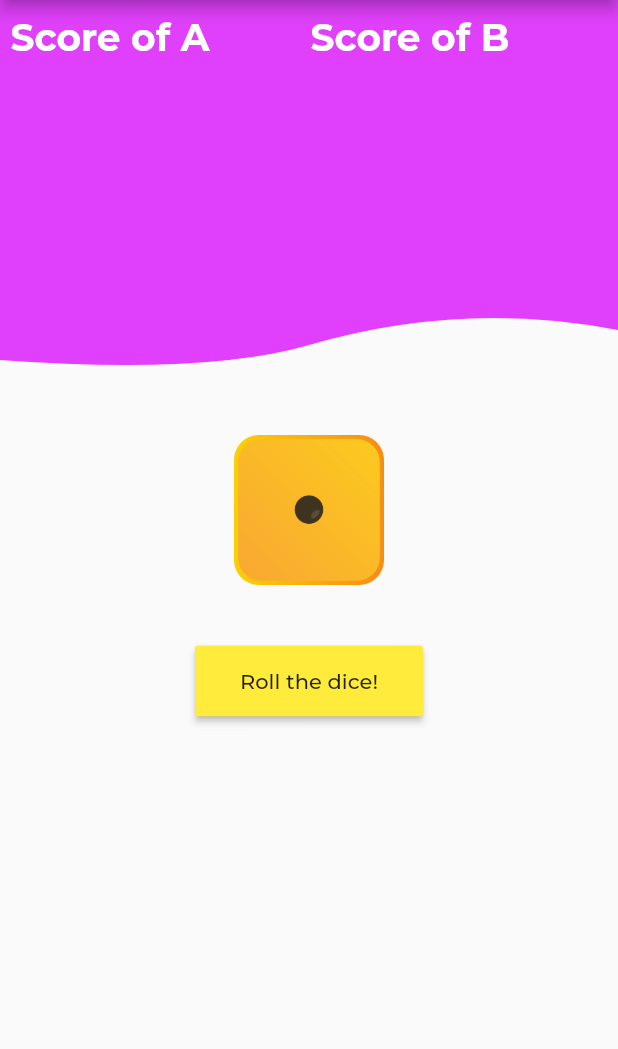
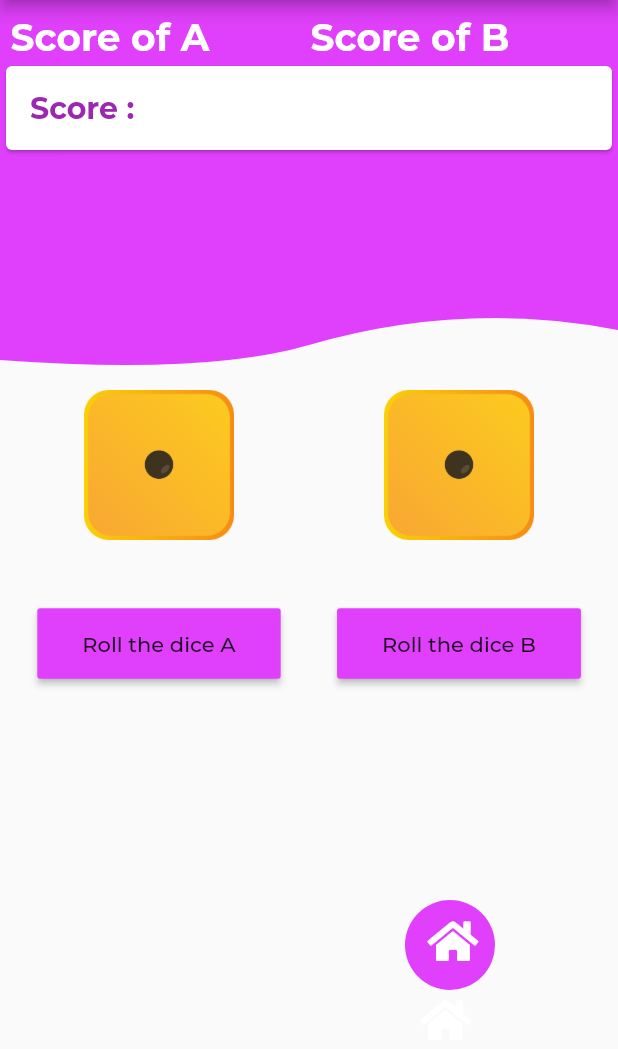
Before and after one commit to hasham827/secondsessional, a Flutter app: the HomePage3 screen opened directly, on a phone screen of 412 x 824 dp, the part 84-1133 px from its top. Run offline on Flutter 3.47's test engine with Material 2 defaults, Android fonts, the phone set to English and light mode, and no system bars; our stand-ins replace flutter_custom_clippers, font_awesome_flutter; project files that could hold a hidden picture were left out.

Commit message:
adding score card

```diff
--- a/lib/simple.dart
+++ b/lib/simple.dart
@@ -85,6 +85,22 @@ class _HomePageState extends State<HomePage3> {
             child: Text(
                 " Score of A ",style: TextStyle(fontSize:25, color: Colors.white, fontWeight:FontWeight.bold)
             ),
+
+          ),
+          Container(
+            margin: EdgeInsets.only(top: 40.0),
+            child: Column(
+              children:[
+                Card(
+                  child: ListTile(
+                    //contentPadding: const EdgeInsets.all(16.0),
+                    title: Text("Score :" ,style: TextStyle(fontSize:20, color: Colors.purple, fontWeight:FontWeight.bold)),
+                  ),
+                ),
+
+              ],
+
+            )
           ),
           Container(
             margin: EdgeInsets.only(left: 200,top: 10.0),
@@ -93,30 +109,147 @@ class _HomePageState extends State<HomePage3> {
             ),
           ),
           Container(
-        child: Center(
             child: Column(
+
+
+    )
+
+          ),
+          Container(
+            margin: EdgeInsets.only(left: 270.0,top: 600),
+            decoration: BoxDecoration(
+                color: Colors.purpleAccent,
+                shape: BoxShape.circle
+            ),
+            height: 60,
+            width: 60.0,
+            padding: EdgeInsets.all(5.0),
+            child: FlatButton(
+              onPressed: () => {
+                Navigator.of(context).pushReplacement(MaterialPageRoute(
+                  builder: (context) => HomePage(),
+                )
+                ),
+              },
+              padding: EdgeInsets.all(5.0),
+              child: Column( // Replace with a Row for horizontal icon + text
                 mainAxisAlignment: MainAxisAlignment.center,
                 children: <Widget>[
 
+                  Icon(FontAwesomeIcons.home,color: Colors.white,size: 30,),
+
+                  SizedBox(height: 5,),
+
+
+                ],
+              ),
+            ),
+
+          ),
+      Container(
+            margin: EdgeInsets.only(right:200,top: 260),
+
+            child: Center(
+
+              child: Column(
+                //mainAxisAlignment: MainAxisAlignment.center,
+                children: <Widget>[
+                  Column( // Replace with a Row for horizontal icon + text
+                    mainAxisAlignment: MainAxisAlignment.center,
+                    children: <Widget>[
                       Image(
                         image: diceimage,
                         width: 100.0,
                         height: 100.0,
                       ),
+
+                      SizedBox(height: 5,),
                       Container(
                         margin: EdgeInsets.only(top: 40.0),
                         child: RaisedButton(
-                  color: Colors.yellow,
+                          color: Colors.purpleAccent,
                           padding: EdgeInsets.fromLTRB(30.0, 15.0, 30.0, 15.0),
                           child: Text(
-                    'Roll the dice!',
+                            'Roll the dice A',
                           ),
                           onPressed: rollDice,
                         ),
+                      ),
+                    ],
+                  ),
+                  Container(
+                    margin: EdgeInsets.only(left: 270.0,top: 200),
+                    decoration: BoxDecoration(
+                        color: Colors.purpleAccent,
+                        shape: BoxShape.circle
+                    ),
+                    height: 60,
+                    width: 60.0,
+                    padding: EdgeInsets.all(5.0),
+                    child: FlatButton(
+                      onPressed: () => {
+                        Navigator.of(context).pushReplacement(MaterialPageRoute(
+                          builder: (context) => HomePage(),
                         )
+                        ),
+                      },
+                      padding: EdgeInsets.all(5.0),
+                      child: Column( // Replace with a Row for horizontal icon + text
+                        mainAxisAlignment: MainAxisAlignment.center,
+                        children: <Widget>[
+
+                          Icon(FontAwesomeIcons.home,color: Colors.white,size: 30,),
+
+                          SizedBox(height: 5,),
+
+
                         ],
                       ),
                     ),
-      )]));
+
+                  ),
+                ],
+              ),
+            ),
+          ),
+
+          Container(
+            margin: EdgeInsets.only(left:200,top: 260),
+
+            child: Center(
+
+              child: Column(
+                //mainAxisAlignment: MainAxisAlignment.center,
+                children: <Widget>[
+                  Column( // Replace with a Row for horizontal icon + text
+                    mainAxisAlignment: MainAxisAlignment.center,
+                    children: <Widget>[
+                      Image(
+                        image: diceimage,
+                        width: 100.0,
+                        height: 100.0,
+                      ),
+
+                      SizedBox(height: 5,),
+                      Container(
+                        margin: EdgeInsets.only(top: 40.0),
+                        child: RaisedButton(
+                          color: Colors.purpleAccent,
+                          padding: EdgeInsets.fromLTRB(30.0, 15.0, 30.0, 15.0),
+                          child: Text(
+                            'Roll the dice B',
+                          ),
+                          onPressed: rollDice,
+                        ),
+                      ),
+                    ],
+                  ),
+
+                ],
+              ),
+            ),
+          )
+
+        ]));
   }
 }
```
Lines whose indentation alone changed are shown as unchanged.
